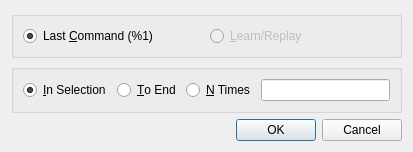
Qt form source/ui/DialogRepeat.ui (eteran/nedit-ng) before a commit.
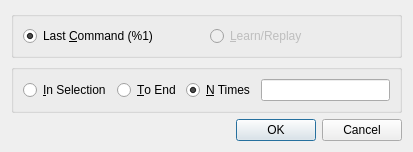
The same form after that commit.

Commit message: implement Repeat Dialog

Patch:
```diff
--- a/source/ui/DialogRepeat.ui
+++ b/source/ui/DialogRepeat.ui
@@ -55,7 +55,7 @@
          <string>&amp;In Selection</string>
         </property>
         <property name="checked">
-         <bool>true</bool>
+         <bool>false</bool>
         </property>
        </widget>
       </item>
@@ -71,6 +71,9 @@
         <property name="text">
          <string>&amp;N Times</string>
         </property>
+        <property name="checked">
+         <bool>true</bool>
+        </property>
        </widget>
       </item>
       <item>
```
Left out of the diff: 10 changed lines with no effect on the pictures. The commit also changes 4 other files.
